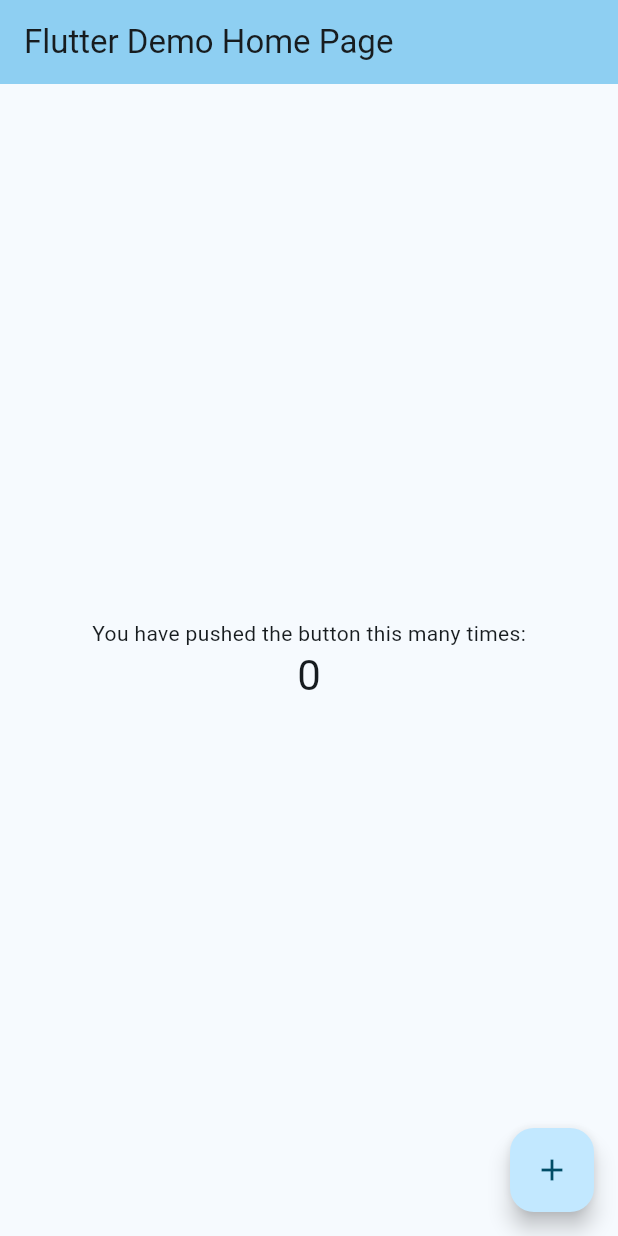
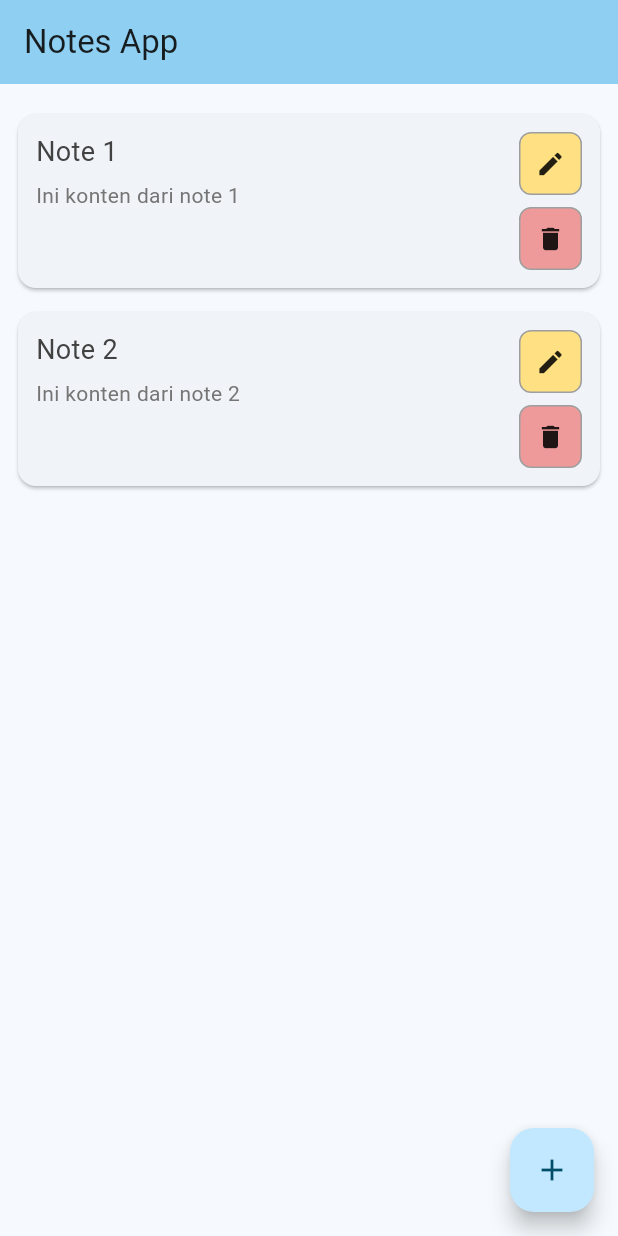
Before and after one commit to korekorokero/notesapp, a Flutter app: the screen it shows after launch, on a phone screen of 412 x 824 dp. Run offline on Flutter 3.47's test engine with Material 3 defaults, Android fonts, the phone set to English and light mode, and no system bars.

Commit message:
added create, read, and delete

```diff
--- a/lib/main.dart
+++ b/lib/main.dart
@@ -1,4 +1,5 @@
 import 'package:flutter/material.dart';
+import 'package:notesapp/pages/home.dart';
 
 void main() {
   runApp(const MyApp());
@@ -10,88 +11,11 @@ class MyApp extends StatelessWidget {
   @override
   Widget build(BuildContext context) {
     return MaterialApp(
-      title: 'Flutter Demo',
+      title: 'Notes App',
       theme: ThemeData(
         colorScheme: ColorScheme.fromSeed(seedColor: Colors.lightBlue.shade300),
       ),
-      home: const MyHomePage(title: 'Flutter Demo Home Page'),
+      home: HomePage(title: 'Notes App'),
     );
   }
 }
-
-class MyHomePage extends StatefulWidget {
-  const MyHomePage({super.key, required this.title});
-
-  final String title;
-
-  @override
-  State<MyHomePage> createState() => _MyHomePageState();
-}
-
-class _MyHomePageState extends State<MyHomePage> {
-  int _counter = 0;
-
-  void _incrementCounter() {
-    setState(() {
-      // This call to setState tells the Flutter framework that something has
-      // changed in this State, which causes it to rerun the build method below
-      // so that the display can reflect the updated values. If we changed
-      // _counter without calling setState(), then the build method would not be
-      // called again, and so nothing would appear to happen.
-      _counter++;
-    });
-  }
-
-  @override
-  Widget build(BuildContext context) {
-    // This method is rerun every time setState is called, for instance as done
-    // by the _incrementCounter method above.
-    //
-    // The Flutter framework has been optimized to make rerunning build methods
-    // fast, so that you can just rebuild anything that needs updating rather
-    // than having to individually change instances of widgets.
-    return Scaffold(
-      appBar: AppBar(
-        // TRY THIS: Try changing the color here to a specific color (to
-        // Colors.amber, perhaps?) and trigger a hot reload to see the AppBar
-        // change color while the other colors stay the same.
-        backgroundColor: Theme.of(context).colorScheme.inversePrimary,
-        // Here we take the value from the MyHomePage object that was created by
-        // the App.build method, and use it to set our appbar title.
-        title: Text(widget.title),
-      ),
-      body: Center(
-        // Center is a layout widget. It takes a single child and positions it
-        // in the middle of the parent.
-        child: Column(
-          // Column is also a layout widget. It takes a list of children and
-          // arranges them vertically. By default, it sizes itself to fit its
-          // children horizontally, and tries to be as tall as its parent.
-          //
-          // Column has various properties to control how it sizes itself and
-          // how it positions its children. Here we use mainAxisAlignment to
-          // center the children vertically; the main axis here is the vertical
-          // axis because Columns are vertical (the cross axis would be
-          // horizontal).
-          //
-          // TRY THIS: Invoke "debug painting" (choose the "Toggle Debug Paint"
-          // action in the IDE, or press "p" in the console), to see the
-          // wireframe for each widget.
-          mainAxisAlignment: MainAxisAlignment.center,
-          children: <Widget>[
-            const Text('You have pushed the button this many times:'),
-            Text(
-              '$_counter',
-              style: Theme.of(context).textTheme.headlineMedium,
-            ),
-          ],
-        ),
-      ),
-      floatingActionButton: FloatingActionButton(
-        onPressed: _incrementCounter,
-        tooltip: 'Increment',
-        child: const Icon(Icons.add),
-      ), // This trailing comma makes auto-formatting nicer for build methods.
-    );
-  }
-}
--- /dev/null
+++ b/lib/model/note_model.dart
@@ -0,0 +1,20 @@
+class NoteModel {
+  final String title;
+  final String content;
+
+  NoteModel({
+    required this.title,
+    required this.content
+  });
+}
+
+List<NoteModel> notes = [
+  NoteModel(
+    title: 'Note 1',
+    content: 'Ini konten dari note 1'
+  ),
+  NoteModel(
+    title: 'Note 2',
+    content: 'Ini konten dari note 2'
+  ),
+];
--- /dev/null
+++ b/lib/pages/add_note.dart
@@ -0,0 +1,47 @@
+import 'package:flutter/material.dart';
+
+Future<List<String>?> showAddNoteBottomSheet(BuildContext context) {
+  final titleController = TextEditingController();
+  final contentController = TextEditingController();
+
+  return showModalBottomSheet(
+    context: context,
+    isScrollControlled: true,
+    builder: (BuildContext ctx) {
+      return Padding(
+        padding: EdgeInsets.only(
+          left: 32.0,
+          right: 32.0,
+          top: 32.0,
+          bottom: 32.0 + MediaQuery.of(ctx).viewInsets.bottom,
+        ),
+        child: SingleChildScrollView(
+          child: Column(
+            children: [
+              TextField(
+                controller: titleController,
+                decoration: InputDecoration(labelText: 'Title'),
+              ),
+              SizedBox(height: 12.0),
+              TextField(
+                controller: contentController,
+                decoration: InputDecoration(labelText: 'Content'),
+                maxLines: 3,
+              ),
+              SizedBox(height: 20.0),
+              ElevatedButton(
+                onPressed: () {
+                  Navigator.pop(ctx, [
+                    titleController.text,
+                    contentController.text,
+                  ]);
+                },
+                child: Text('Add Note'),
+              ),
+            ],
+          ),
+        ),
+      );
+    },
+  );
+}
--- a/lib/pages/home.dart
+++ b/lib/pages/home.dart
@@ -0,0 +1,87 @@
+import 'package:flutter/material.dart';
+import 'package:notesapp/model/note_model.dart';
+import 'package:notesapp/pages/add_note.dart';
+import 'package:notesapp/pages/note_card.dart';
+
+class HomePage extends StatefulWidget {
+  final String title;
+
+  const HomePage({super.key, required this.title});
+
+  @override
+  State<HomePage> createState() => _HomePageState();
+}
+
+class _HomePageState extends State<HomePage> {
+  bool _isLoading = false;
+
+  @override
+  Widget build(BuildContext context) {
+    return Scaffold(
+      appBar: AppBar(
+        backgroundColor: Theme.of(context).colorScheme.inversePrimary,
+        title: Text(widget.title),
+      ),
+      body: Stack(
+        children: [
+          ListView.builder(
+            padding: const EdgeInsets.only(
+              top: 12.0,
+              left: 12.0,
+              right: 12.0,
+              bottom: 80.0
+            ),
+            itemCount: notes.length,
+            itemBuilder: (context, index) {
+              return NoteCard(
+                title: notes[index].title,
+                content: notes[index].content,
+                onDelete: () async {
+                  setState(() {
+                    _isLoading = true;
+                  });
+
+                  await Future.delayed(const Duration(seconds: 1));
+
+                  setState(() {
+                    notes.removeAt(index);
+                    _isLoading = false;
+                  });
+                },
+              );
+            },
+          ),
+          if (_isLoading)
+          Container(
+            color: Colors.black54,
+            child: Center(
+              child: CircularProgressIndicator(),
+            ),
+          ),
+        ]
+      ),
+      floatingActionButton: FloatingActionButton(
+        onPressed: () async {
+          final newNote = await showAddNoteBottomSheet(context);
+          if (newNote != null) {
+            setState(() {
+              _isLoading = true;
+            });
+
+            await Future.delayed(const Duration(seconds: 1));
+
+            setState(() {
+              notes.add(NoteModel(
+                title: newNote[0],
+                content: newNote[1],
+              ));
+              _isLoading = false;
+            });
+          }
+        },
+        tooltip: 'Increment',
+        child: const Icon(Icons.add),
+      ),
+    );
+  }
+}
--- /dev/null
+++ b/lib/pages/note_card.dart
@@ -0,0 +1,93 @@
+import 'package:flutter/material.dart';
+
+class NoteCard extends StatelessWidget {
+  final String title;
+  final String content;
+  final VoidCallback onDelete;
+
+  const NoteCard({
+    super.key,
+    required this.title,
+    required this.content,
+    required this.onDelete
+  });
+
+  @override
+  Widget build(BuildContext context) {
+    return Card(
+      margin: EdgeInsets.symmetric(vertical: 8.0),
+      child: Padding(
+        padding: EdgeInsets.all(12.0),
+        child: Row(
+          crossAxisAlignment: CrossAxisAlignment.start,
+          children: [
+            Expanded(
+              child: Column(
+                crossAxisAlignment: CrossAxisAlignment.stretch,
+                children: [
+                  Text(
+                    title,
+                    style: TextStyle(
+                      fontSize: 18.0,
+                      color: Colors.grey[800],
+                    ),
+                  ),
+                  SizedBox(height: 6.0),
+                  Text(
+                    content,
+                    style: TextStyle(
+                      fontSize: 14.0,
+                      color: Colors.grey[600],
+                    ),
+                  ),
+                ],
+              ),
+            ),
+            SizedBox(width: 12.0),
+            Column(
+              mainAxisAlignment: MainAxisAlignment.start,
+              children: [
+                InkWell(
+                  borderRadius: BorderRadius.circular(8.0),
+                  onTap: () {
+                    print('Edit note');
+                  },
+                  child: Ink(
+                    decoration: BoxDecoration(
+                      color: Colors.amber.shade200,
+                      border: Border.all(color: Colors.grey),
+                      borderRadius: BorderRadius.circular(8.0),
+                    ),
+                    child: SizedBox(
+                      height: 40,
+                      width: 40,
+                      child: Icon(Icons.edit, size: 20.0),
+                    ),
+                  ),
+                ),
+                SizedBox(height: 8.0),
+                InkWell(
+                  borderRadius: BorderRadius.circular(8.0),
+                  onTap: onDelete,
+                  child: Ink(
+                    decoration: BoxDecoration(
+                      color: Colors.red.shade200,
+                      border: Border.all(color: Colors.grey),
+                      borderRadius: BorderRadius.circular(8.0),
+                    ),
+                    child: SizedBox(
+                      height: 40,
+                      width: 40,
+                      child: Icon(Icons.delete, size: 20.0),
+                    ),
+                  ),
+                ),
+              ],
+            )
+          ],
+        ),
+      ),
+    );
+  }
+
+}
```
